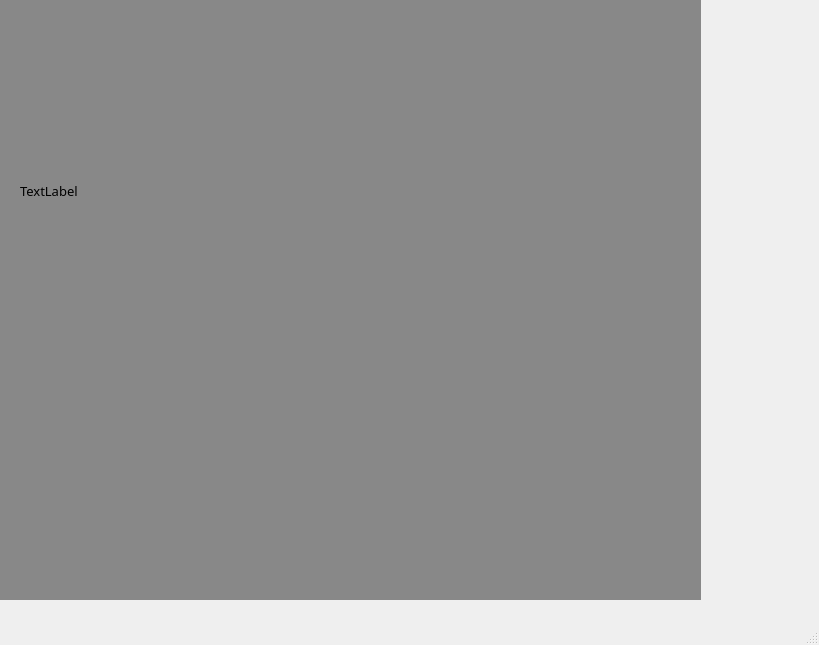
This is RecipeDataSeeding/walkthrough.ui in bigdog765/qt-database as Qt 5 draws it before an edit. The edited form follows.
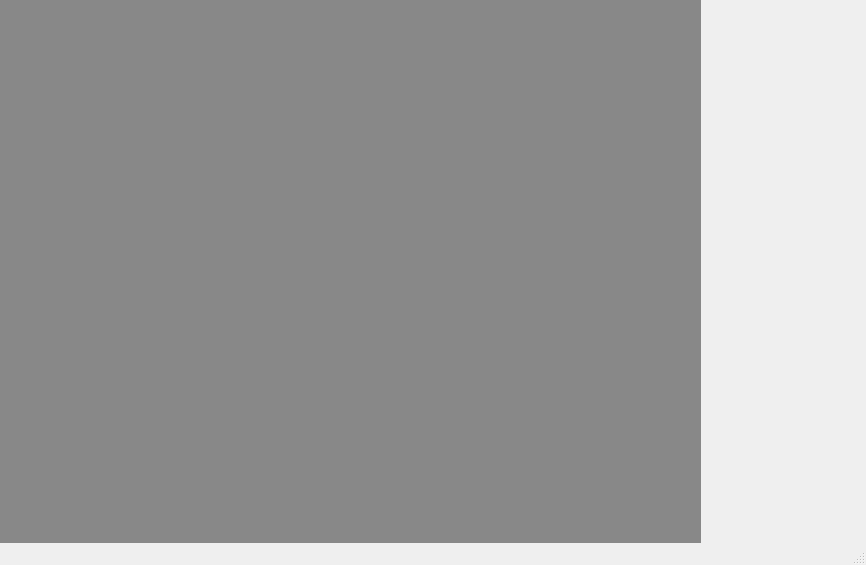
This is the edited form.

Commit message: finished step labels

Diff of the .ui file:
```diff
--- a/RecipeDataSeeding/walkthrough.ui
+++ b/RecipeDataSeeding/walkthrough.ui
@@ -6,8 +6,8 @@
    <rect>
     <x>0</x>
     <y>0</y>
-    <width>819</width>
-    <height>645</height>
+    <width>866</width>
+    <height>565</height>
    </rect>
   </property>
   <property name="windowTitle">
@@ -29,39 +29,14 @@
     <property name="currentIndex">
      <number>0</number>
     </property>
-    <widget class="QWidget" name="page">
-     <widget class="QLabel" name="steps">
-      <property name="geometry">
-       <rect>
-        <x>20</x>
-        <y>30</y>
-        <width>611</width>
-        <height>321</height>
-       </rect>
-      </property>
-      <property name="font">
-       <font>
-        <family>Yu Gothic</family>
-        <pointsize>10</pointsize>
-       </font>
-      </property>
-      <property name="text">
-       <string>TextLabel</string>
-      </property>
-      <property name="wordWrap">
-       <bool>true</bool>
-      </property>
-     </widget>
-    </widget>
-    <widget class="QWidget" name="page_2"/>
    </widget>
    <widget class="QWidget" name="verticalLayoutWidget">
     <property name="geometry">
      <rect>
       <x>710</x>
       <y>20</y>
-      <width>101</width>
-      <height>471</height>
+      <width>131</width>
+      <height>491</height>
      </rect>
     </property>
     <layout class="QVBoxLayout" name="verticalLayout">
```
Left out of the diff: 6 changed lines with no effect on the pictures. The commit also changes 31 other files.
